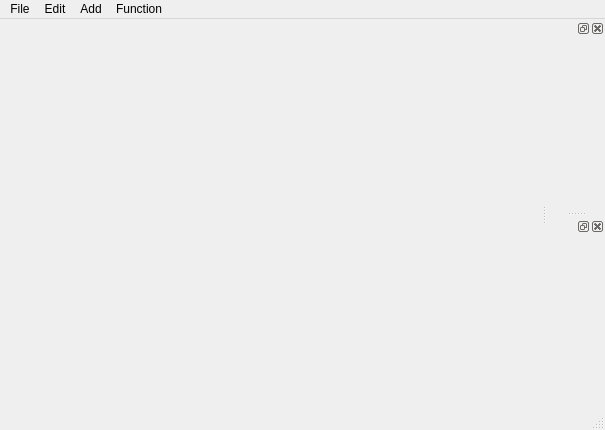
Before: the Qt Designer form Prototype/Freezing Happiness/FrontEnd/mainwindow.ui in oVooVo/freezing-happiness, drawn with Qt 5.
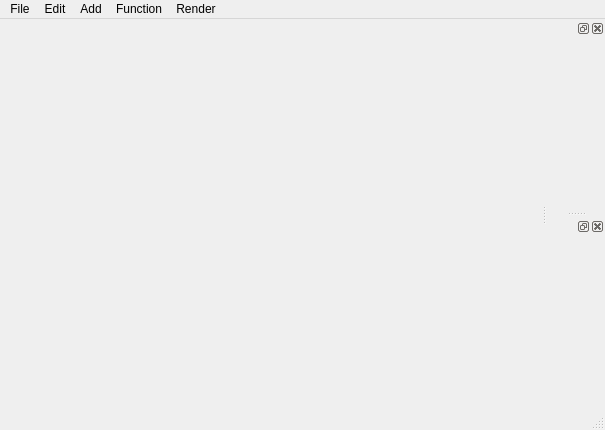
After: the same form once the commit is applied.

Patch:
```diff
--- a/Prototype/Freezing Happiness/FrontEnd/mainwindow.ui
+++ b/Prototype/Freezing Happiness/FrontEnd/mainwindow.ui
@@ -65,10 +65,19 @@
     </property>
     <addaction name="actionDuplicate_Selected"/>
    </widget>
+   <widget class="QMenu" name="menuRender">
+    <property name="title">
+     <string>Render</string>
+    </property>
+    <addaction name="actionOptions"/>
+    <addaction name="actionRender"/>
+    <addaction name="actionShowRenderFrame"/>
+   </widget>
    <addaction name="menuFile"/>
    <addaction name="menuEdit"/>
    <addaction name="menuAdd"/>
    <addaction name="menuFunction"/>
+   <addaction name="menuRender"/>
   </widget>
   <action name="actionEmpty">
    <property name="text">
```
Left out of the diff: 18 changed lines with no effect on the pictures.
